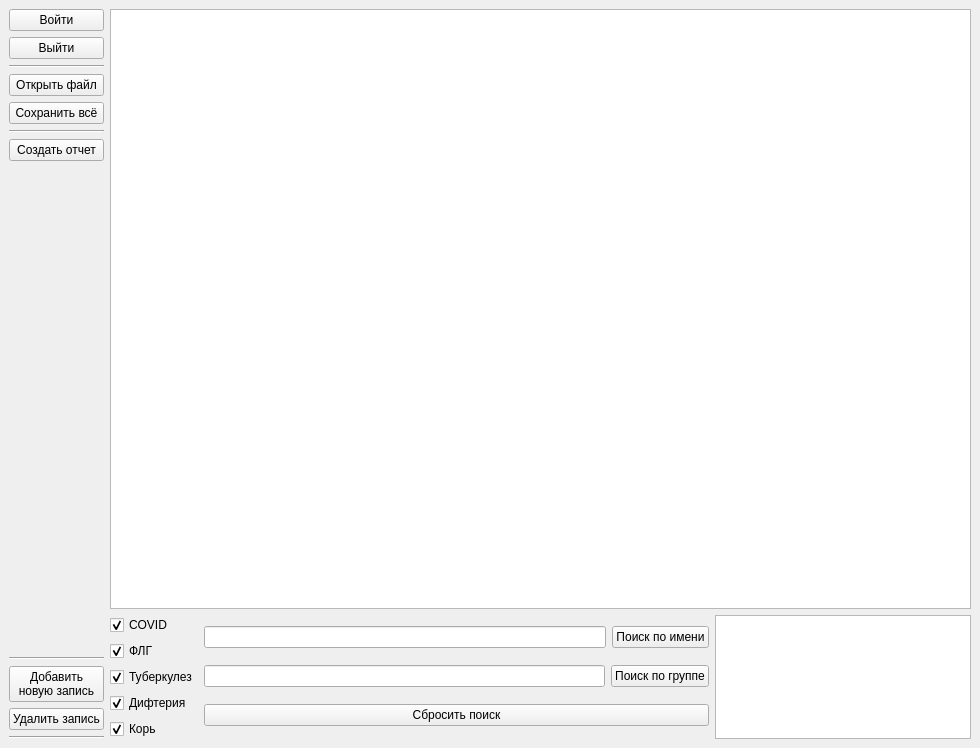
Old version of the form mainwindow.ui in the repository takikokos/trspo-med.
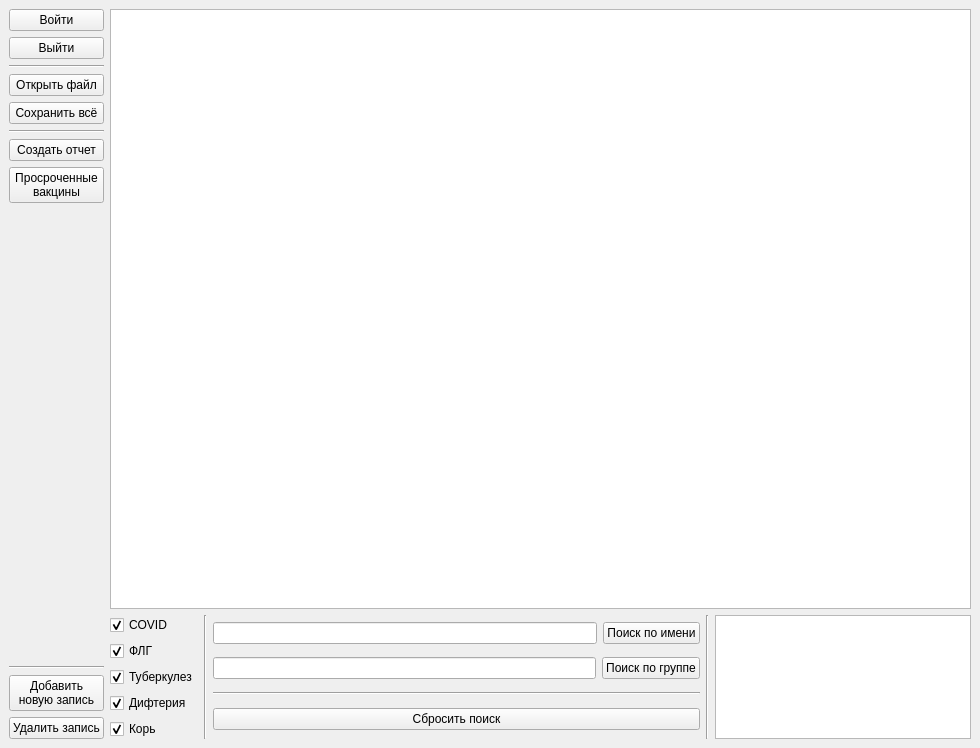
New version of the form.

Commit message: added button for outdated vacs

The edit to the form file:
```diff
--- a/mainwindow.ui
+++ b/mainwindow.ui
@@ -108,6 +108,14 @@
         </property>
        </widget>
       </item>
+      <item>
+       <widget class="QPushButton" name="findOutdatedButton">
+        <property name="text">
+         <string>Просроченные
+вакцины</string>
+        </property>
+       </widget>
+      </item>
       <item>
        <spacer name="verticalSpacer_2">
         <property name="orientation">
@@ -143,13 +151,6 @@
         </property>
        </widget>
       </item>
-      <item>
-       <widget class="Line" name="line_2">
-        <property name="orientation">
-         <enum>Qt::Horizontal</enum>
-        </property>
-       </widget>
-      </item>
      </layout>
     </item>
     <item>
@@ -235,6 +236,13 @@
           </item>
          </layout>
         </item>
+        <item>
+         <widget class="Line" name="line_5">
+          <property name="orientation">
+           <enum>Qt::Vertical</enum>
+          </property>
+         </widget>
+        </item>
         <item>
          <layout class="QVBoxLayout" name="searchLayout">
           <item>
@@ -265,6 +273,13 @@
             </item>
            </layout>
           </item>
+          <item>
+           <widget class="Line" name="line_7">
+            <property name="orientation">
+             <enum>Qt::Horizontal</enum>
+            </property>
+           </widget>
+          </item>
           <item>
            <widget class="QPushButton" name="resetSearchButton">
             <property name="text">
@@ -274,6 +289,13 @@
           </item>
          </layout>
         </item>
+        <item>
+         <widget class="Line" name="line_6">
+          <property name="orientation">
+           <enum>Qt::Vertical</enum>
+          </property>
+         </widget>
+        </item>
         <item>
          <widget class="QListView" name="appliedFiltersView">
           <property name="sizePolicy">
```
The commit also changes 2 other files.
